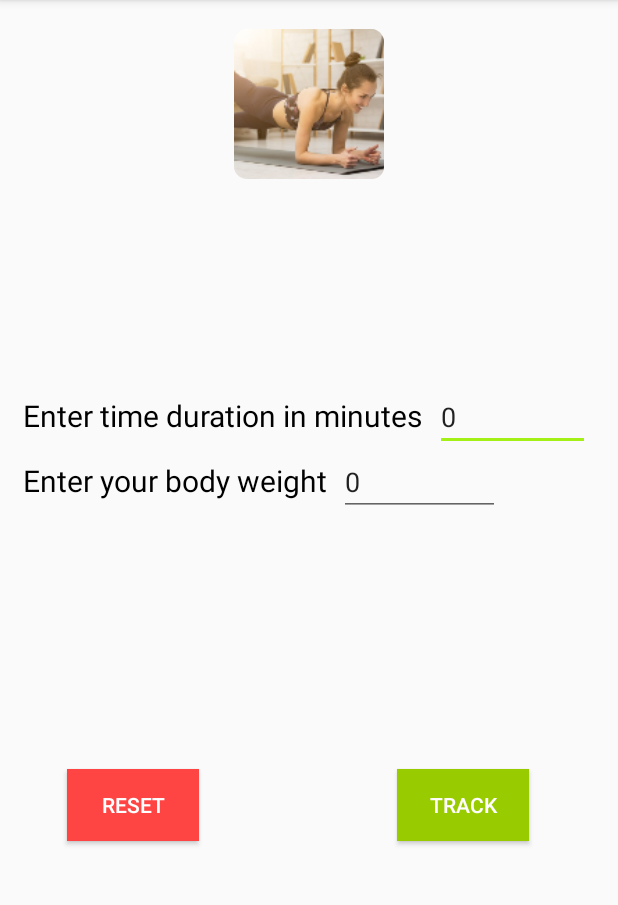
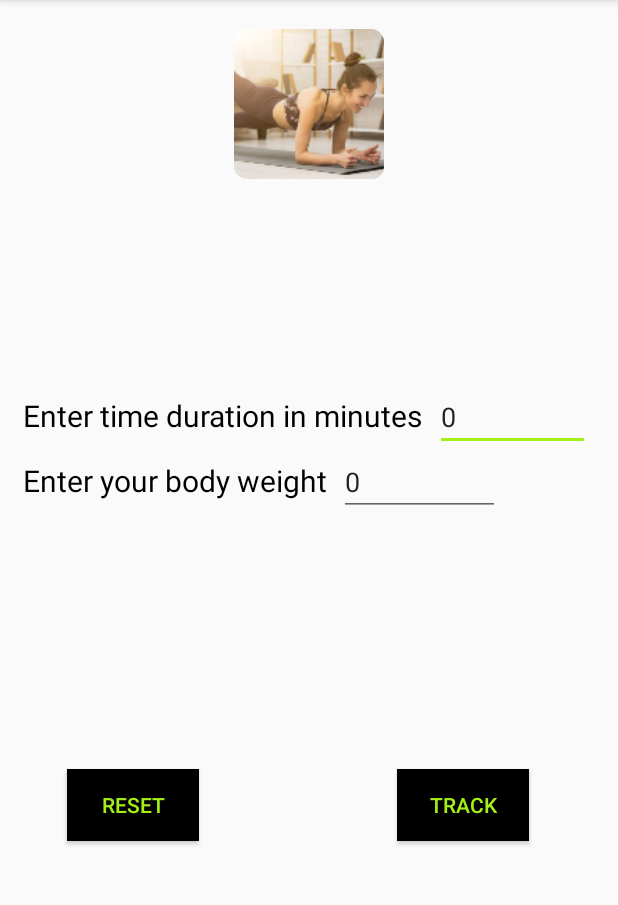
Before and after one commit to anannya03/HealthGenix, an Android app: the WorkoutTracker screen opened directly, with no data from a screen before it, on a phone screen of 412 x 824 dp, the part 84-989 px from its top. Run offline under Robolectric (Android 15) with nearby library versions, the phone set to English and light mode, and no system bars.

Commit message:
changed button colours

```diff
--- a/app/src/main/AndroidManifest.xml
+++ b/app/src/main/AndroidManifest.xml
@@ -1,14 +1,12 @@
 <?xml version="1.0" encoding="utf-8"?>
 <manifest xmlns:android="http://schemas.android.com/apk/res/android"
     package="com.example.gymtracker">
-
     <application
         android:allowBackup="true"
         android:icon="@mipmap/ic_launcher"
         android:label="@string/app_name"
         android:roundIcon="@mipmap/ic_launcher_round"
         android:supportsRtl="true"
-
         android:theme="@style/AppTheme">
         <activity android:name=".ui.dashboard.FoodTracker"
             android:parentActivityName=".NavigationMainActivity"
@@ -22,15 +20,12 @@
         <activity
             android:name=".NavigationMainActivity"
             android:label="DASHBOARD"
-
             android:theme="@style/AppTheme.NoActionBar" />
         <activity android:name=".LoginPage">
             <intent-filter>
                 <action android:name="android.intent.action.MAIN" />
-
                 <category android:name="android.intent.category.LAUNCHER" />
             </intent-filter>
         </activity>
     </application>
-
 </manifest>
--- a/app/src/main/res/layout/activity_workout_tracker.xml
+++ b/app/src/main/res/layout/activity_workout_tracker.xml
@@ -42,7 +42,6 @@
         android:layout_gravity="center_vertical"
         android:layout_marginTop="8dp"
         app:layout_constraintLeft_toRightOf="parent"
-
         app:layout_constraintRight_toLeftOf="parent"
         app:layout_constraintTop_toBottomOf="@+id/chooseworkout" />
 
@@ -111,7 +110,7 @@
         android:layout_marginTop="20dp"
         android:background="@android:color/black"
         android:text="CALCULATE CALORIES"
-        android:textColor="@android:color/white"
+        android:textColor="@color/colorPrimaryDark"
         app:layout_constraintLeft_toRightOf="parent"
         app:layout_constraintRight_toLeftOf="parent"
         app:layout_constraintTop_toBottomOf="@+id/bodyweight" />
@@ -146,9 +145,9 @@
         android:layout_height="wrap_content"
         android:layout_marginTop="24dp"
         android:layout_marginRight="264dp"
-        android:background="@android:color/holo_red_light"
         android:text="RESET"
-        android:textColor="@android:color/white"
+        android:background="@android:color/black"
+        android:textColor="@color/colorPrimaryDark"
         app:layout_constraintRight_toRightOf="parent"
         app:layout_constraintTop_toBottomOf="@id/totalcals" />
 
@@ -158,11 +157,9 @@
         android:layout_height="wrap_content"
         android:layout_marginTop="24dp"
         android:layout_marginRight="44dp"
-        android:background="@android:color/holo_green_light"
         android:text="TRACK"
-        android:textColor="@android:color/white"
+        android:background="@android:color/black"
+        android:textColor="@color/colorPrimaryDark"
         app:layout_constraintRight_toRightOf="parent"
         app:layout_constraintTop_toBottomOf="@id/totalcals" />
-
-
 </androidx.constraintlayout.widget.ConstraintLayout>
--- a/app/src/main/res/layout/fragment_dashboard.xml
+++ b/app/src/main/res/layout/fragment_dashboard.xml
@@ -13,7 +13,7 @@
 
         <com.google.android.material.tabs.TabLayout
             android:id="@+id/tabs"
-            app:tabMode="scrollable"
+            app:tabMode="auto"
             android:layout_width="match_parent"
             android:layout_height="wrap_content"
             android:background="?attr/colorPrimary" />
--- a/app/src/main/res/layout/fragment_tab1.xml
+++ b/app/src/main/res/layout/fragment_tab1.xml
@@ -14,7 +14,7 @@
         android:layout_marginRight="5dp"
         android:layout_marginBottom="5dp"
         android:background="@mipmap/ic_water"
-        android:onClick="water"
+
         android:text="TRACK WATER"
         android:textSize="30sp" />
     <Button
--- a/app/src/main/res/layout/fragment_tab4.xml
+++ b/app/src/main/res/layout/fragment_tab4.xml
@@ -6,6 +6,10 @@
     <TextView
         android:layout_width="match_parent"
         android:layout_height="match_parent"
+        android:layout_alignParentTop="true"
+        android:layout_marginTop="15dp"
+        android:layout_centerHorizontal="true"
+
         android:text="In tab 4" />
 
 </RelativeLayout>
```
Also changed, not shown: app/src/main/res/layout/activity_track_water.xml (+6 -2 lines).
